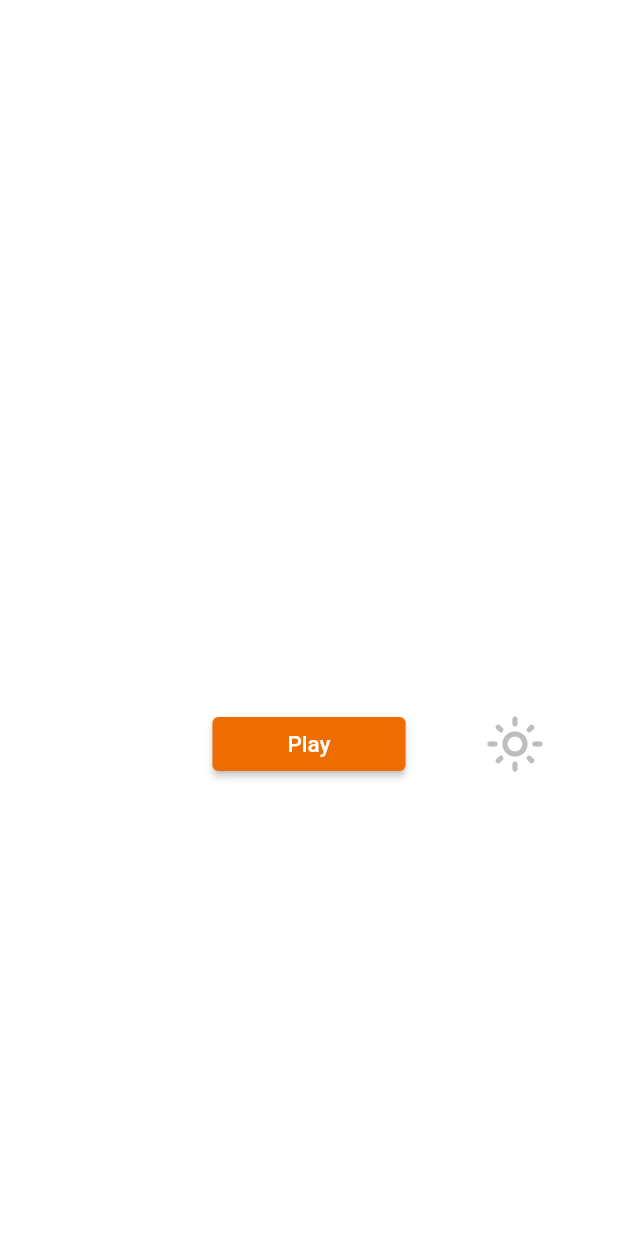
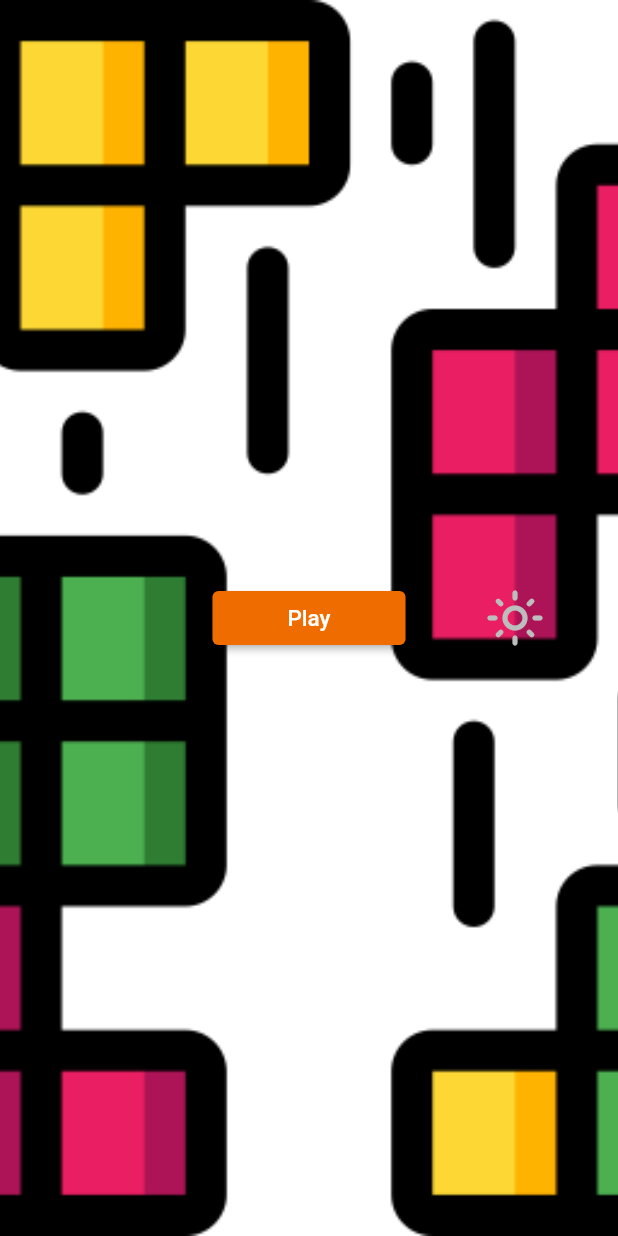
Before and after one commit to okerdem/tetris_app, a Flutter app: the screen it shows after launch, on a phone screen of 412 x 824 dp. Run offline on Flutter 3.47's test engine with Material 2 defaults, Android fonts, the light colour scheme and no system bars; missing offline and left inert: hold_down_button.

Commit message:
- - - - - - -
feat: add hold down to movement buttons and add background image to menu

 Pieces can move with holding down to movement buttons.

- - - - - - -

```diff
--- a/lib/menu.dart
+++ b/lib/menu.dart
@@ -16,20 +16,15 @@ class _MenuState extends State<Menu> {
   Widget build(BuildContext context) {
     return Scaffold(
       backgroundColor: Theme.of(context).colorScheme.background,
-      body: Center(
-        child: Column(
-          children: [
-            const Expanded(
-              child: DecoratedBox(
-                decoration: BoxDecoration(
+      body: Container(
+        constraints: const BoxConstraints.expand(),
+        decoration: const BoxDecoration(
           image: DecorationImage(
             image: AssetImage("lib/assets/tetris_layout_logo.png"),
             fit: BoxFit.cover,
           ),
         ),
-              ),
-            ),
-            Row(
+        child: Row(
           children: [
             const Spacer(),
             Expanded(
@@ -48,6 +43,7 @@ class _MenuState extends State<Menu> {
                   style: ElevatedButton.styleFrom(
                     padding: const EdgeInsets.only(left: 50.0, right: 50.0),
                     backgroundColor: Colors.orange[800],
+
                   ),
                   child: const Text(
                     "Play",
@@ -77,11 +73,6 @@ class _MenuState extends State<Menu> {
             )
           ],
         ),
-            const Padding(
-              padding: EdgeInsets.only(bottom: 300.0),
-            ),
-          ],
-        ),
       ),
     );
   }
```
Also changed, not shown: lib/board.dart (+11 -4 lines). Lines whose indentation alone changed are shown as unchanged.
